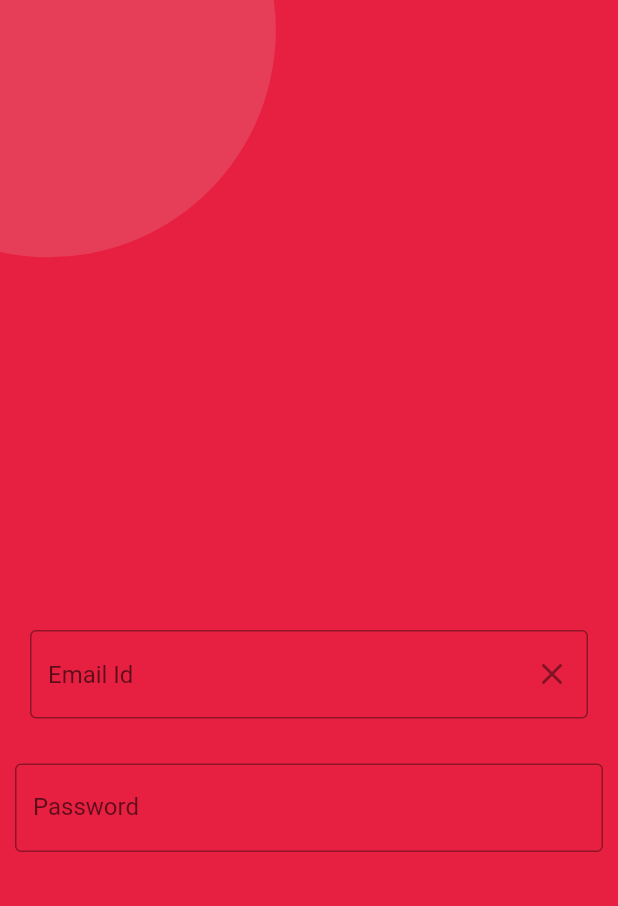
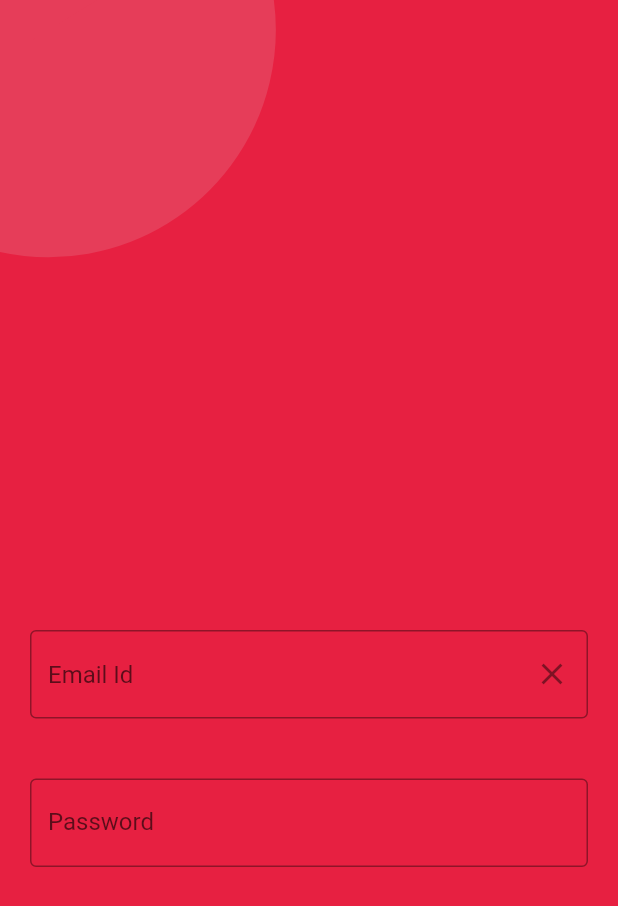
Before and after one commit to adinashby-vanier-college/app-dev-2-project-gurjas936, a Flutter app: the screen it shows after launch, after a tap on "Sign in", on a phone screen of 412 x 824 dp. Shown: the top 906 px of the screen. Run offline on Flutter 3.47's test engine with Material 2 defaults, Android fonts, the phone set to English and light mode, and no system bars.

Commit message:
text input fields

```diff
--- a/lib/screens/signIn.dart
+++ b/lib/screens/signIn.dart
@@ -46,7 +46,7 @@ class signIn extends StatelessWidget {
 
 
           Container(
-            padding: const EdgeInsets.fromLTRB(10, 10, 10, 0),
+            padding: EdgeInsets.all(20.0),
             child: TextField(
               obscureText: true,
               controller: passwordController,
```
